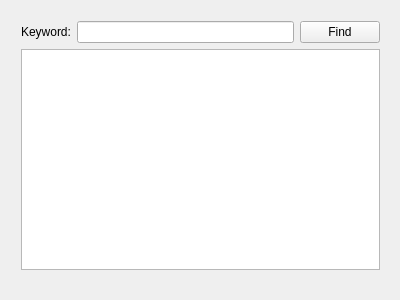
The window that TextFinder/textfinder.ui (MrSkyBear/Qt-Tutorials) describes before a commit, drawn with Qt 5.
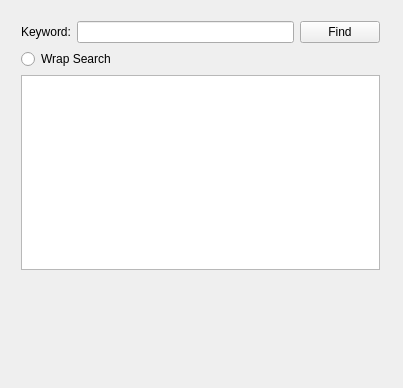
The same window after the commit.

Commit message: implemented wrap search

The edit to the form file:
```diff
--- a/TextFinder/textfinder.ui
+++ b/TextFinder/textfinder.ui
@@ -6,8 +6,8 @@
    <rect>
     <x>0</x>
     <y>0</y>
-    <width>400</width>
-    <height>300</height>
+    <width>403</width>
+    <height>388</height>
    </rect>
   </property>
   <property name="windowTitle">
@@ -44,6 +44,13 @@
       </item>
      </layout>
     </item>
+    <item>
+     <widget class="QRadioButton" name="wrapRadioButton">
+      <property name="text">
+       <string>Wrap Search</string>
+      </property>
+     </widget>
+    </item>
     <item>
      <widget class="QTextEdit" name="textEdit"/>
     </item>
```
The commit also changes 8 other files.
